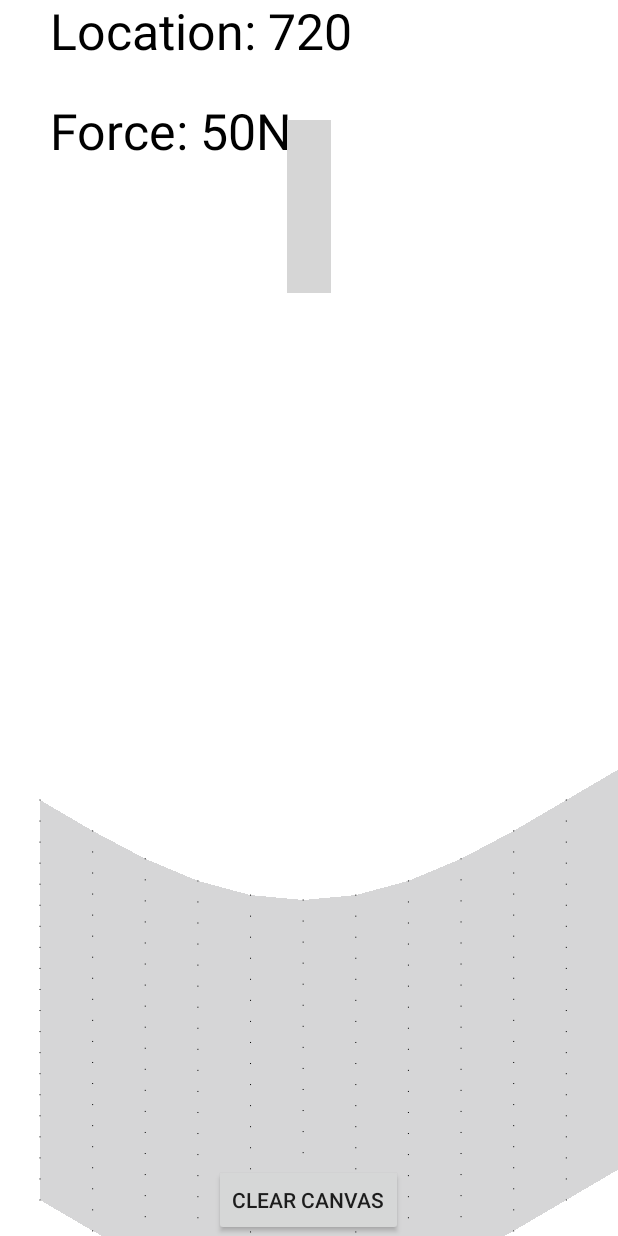
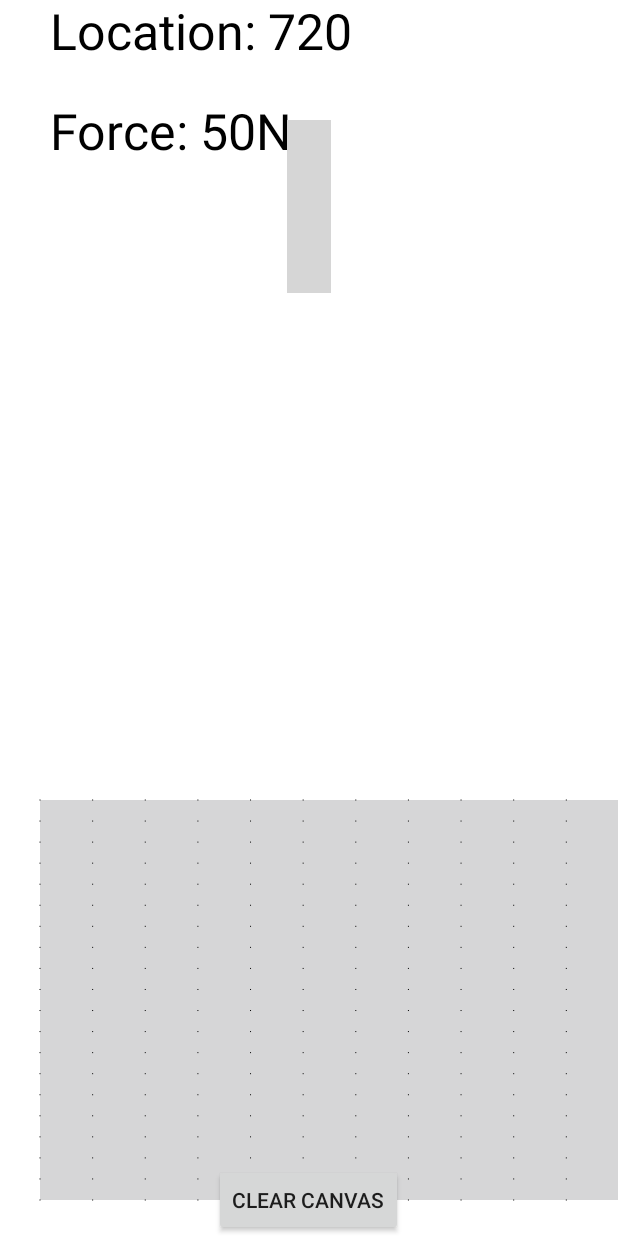
Before and after one commit to mkyle98/CS-275-Statics-Simulator, an Android app: the screen it shows after launch (MainActivity), on a phone screen of 412 x 824 dp. Run offline under Robolectric (Android 15) with nearby library versions, the phone set to English and light mode, and no system bars; grey boxes are pictures that could not be loaded.

Commit message:
force acting on beam

```diff
--- a/app/src/main/java/com/jacobwunder/cs275staticssimulator/CanvasView.java
+++ b/app/src/main/java/com/jacobwunder/cs275staticssimulator/CanvasView.java
@@ -66,8 +66,11 @@ public class CanvasView extends View {
                 mBitmapVerts[i * 2 * HEIGHT + (2 * j)    ] = sizeX / (WIDTH - 1)  * j + minX;
                 mBitmapVerts[i * 2 * HEIGHT + (2 * j) + 1] = sizeY / (HEIGHT - 1) * i + minY;
 
-                mBitmapVerts[i * 2 * HEIGHT + (2 * j) + 1] +=
-                    Math.sin((float) j / (float) WIDTH * 2 * Math.PI) * 100;
+                if (mBeamMesh != null) {
+//                    System.out.println(mBeamMesh[j]);
+                    mBitmapVerts[i * 2 * HEIGHT + (2 * j)    ] += mBeamMesh[j].getX();
+                    mBitmapVerts[i * 2 * HEIGHT + (2 * j) + 1] += mBeamMesh[j].getY();
+                }
             }
         }
 
--- a/app/src/main/java/com/jacobwunder/cs275staticssimulator/MainActivity.java
+++ b/app/src/main/java/com/jacobwunder/cs275staticssimulator/MainActivity.java
@@ -6,6 +6,7 @@ import android.util.DisplayMetrics;
 import android.view.View;
 
 import com.jacobwunder.cs275staticssimulator.threading.SimulatorClient;
+import com.jacobwunder.libstatics.situations.SinglePointCantileverSituation;
 import com.jacobwunder.libstatics.situations.UniformCantileverSituation;
 
 
@@ -34,19 +35,6 @@ public class MainActivity extends Activity {
         setContentView(R.layout.activity_main);
 
         mSimulatorClient = new SimulatorClient();
-        mSimulatorClient.sendMesage("LoadSituation", UniformCantileverSituation.situationName);
-
-        mSimulatorClient.onReceiveSimulatorMessage("PI Returned", value -> {
-            System.out.println("Getting the pi returned" + (float) value);
-            return null;
-        });
-
-        mSimulatorClient.onReceiveSimulatorMessage("beam update", value -> {
-
-
-            return null;
-        });
-
         mCustomCanvas = findViewById(R.id.signature_canvas);
         mCustomCanvas.setSimulatorClient(mSimulatorClient);
         mCustomCanvas = findViewById(R.id.signature_canvas);
@@ -56,6 +44,9 @@ public class MainActivity extends Activity {
 
         mCustomCanvas.setForceArrowAmount(forceAmount);
         mCustomCanvas.setForceArrowLocation(forceLocation);
+
+        mSimulatorClient.sendMesage("LoadSituation", SinglePointCantileverSituation.situationName);
+        mSimulatorClient.onReceiveSimulatorMessage("beam update", value -> null);
     }
 
     private OnTouchListener onTouchListener() {
--- a/app/src/main/java/com/jacobwunder/cs275staticssimulator/threading/SimulatorHandlerThread.java
+++ b/app/src/main/java/com/jacobwunder/cs275staticssimulator/threading/SimulatorHandlerThread.java
@@ -7,6 +7,7 @@ import android.util.Log;
 
 import com.jacobwunder.libstatics.UpdatePayload;
 import com.jacobwunder.libstatics.situations.SimulatorSituation;
+import com.jacobwunder.libstatics.situations.SinglePointCantileverSituation;
 import com.jacobwunder.libstatics.situations.UniformCantileverSituation;
 
 public class SimulatorHandlerThread extends HandlerThread {
@@ -43,6 +44,10 @@ public class SimulatorHandlerThread extends HandlerThread {
                 situation = new UniformCantileverSituation();
             }
 
+            if (v.equals(SinglePointCantileverSituation.situationName)) {
+                situation = new SinglePointCantileverSituation();
+            }
+
             situation.setSendUpdateCallback((x -> {
                 mResponseHandler.obtainMessage(MESSAGE_ID, x).sendToTarget();
                 return null;
@@ -54,6 +59,8 @@ public class SimulatorHandlerThread extends HandlerThread {
 
     public void createAndSendMessageToSelf(String type, Object value) {
         UpdatePayload payload = new UpdatePayload(type, value);
+        System.out.println("HELLOOOO" + payload);
+        System.out.println("mRequestHandler: " + mRequestHandler);
         mRequestHandler.obtainMessage(MESSAGE_ID, payload).sendToTarget();
     }
 
--- a/libstatics/src/main/java/com/jacobwunder/libstatics/StaticsEngineMain.java
+++ b/libstatics/src/main/java/com/jacobwunder/libstatics/StaticsEngineMain.java
@@ -13,7 +13,7 @@ public class StaticsEngineMain {
         Force force = new Force(20, 0 , point);
         SinglePointCantileverSituation situation = new SinglePointCantileverSituation();
         System.out.println(beam.getMesh());
-        situation.updateParameters(beam, force);
+//        situation.updateParameters(beam, force);
         System.out.println(beam.getMesh());
 
 //
--- a/libstatics/src/main/java/com/jacobwunder/libstatics/situations/SimulatorSituation.java
+++ b/libstatics/src/main/java/com/jacobwunder/libstatics/situations/SimulatorSituation.java
@@ -15,7 +15,7 @@ public abstract class SimulatorSituation {
 
     abstract public void simulate();
 
-    public abstract void handleUpdate(String type, Object value);
+    public abstract void handleUpdate(String type, Object rcv_value);
 
     protected void sendMessage(String type, Object value) {
         sendUpdateCallback.apply(new UpdatePayload(type, value));
```
Also changed, not shown: libstatics/src/main/java/com/jacobwunder/libstatics/Beam.java (+18 -0 lines), libstatics/src/main/java/com/jacobwunder/libstatics/situations/SinglePointCantileverSituation.java (+25 -14 lines), libstatics/src/main/java/com/jacobwunder/libstatics/situations/UniformCantileverSituation.java (+2 -5 lines).
